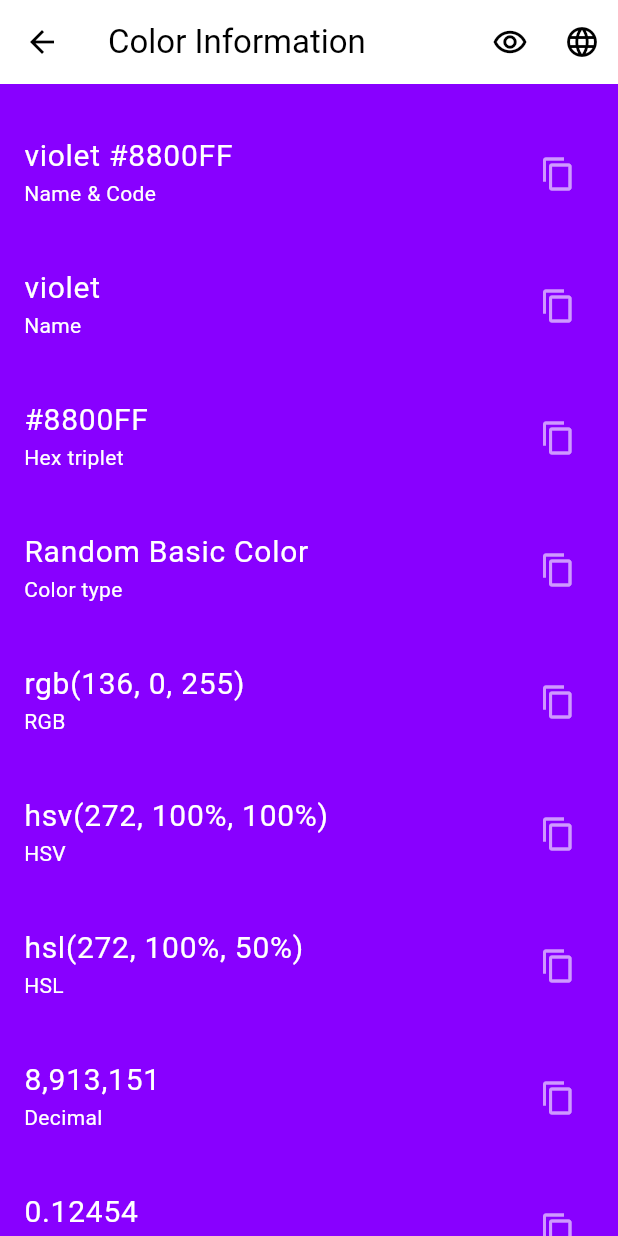
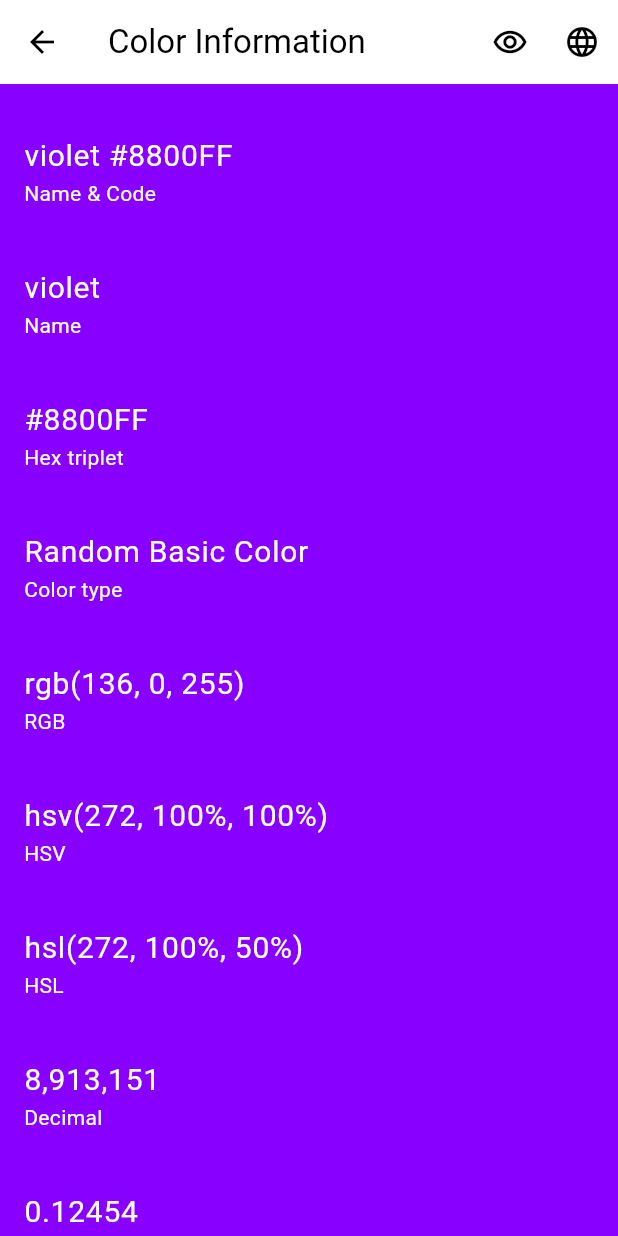
Before and after one commit to tecdrop/color_hap, a Flutter app: the screen it shows after launch, after a tap on the "favorite outline" icon, after a tap on the "info outline" icon, on a phone screen of 412 x 824 dp. Run offline on Flutter 3.47's test engine with Material 3 defaults, Android fonts, the phone set to English and light mode, and no system bars; our stand-ins replace go_router, shared_preferences; missing offline and left inert: flutter_randomcolor.

Commit message:
Start to improve & simplify the Color Info Screen

```diff
--- a/lib/screens/color_info_screen.dart
+++ b/lib/screens/color_info_screen.dart
@@ -11,6 +11,7 @@ import '../common/ui_strings.dart' as strings;
 import '../models/random_color.dart';
 import '../utils/utils.dart' as utils;
 import '../widgets/color_info_list.dart';
+import '../utils/color_utils.dart' as color_utils;
 
 /// The Color Info screen.
 ///
@@ -51,14 +52,31 @@ class ColorInfoScreen extends StatelessWidget {
 
   @override
   Widget build(BuildContext context) {
+    final Color color = randomColor.color;
+    final List<({String key, String value})> infos = [
+      if (randomColor.name != null) ...[
+        (key: strings.colorTitleInfo, value: randomColor.title),
+        (key: strings.colorNameInfo, value: randomColor.name!)
+      ],
+      (key: strings.hexInfo, value: color_utils.toHexString(color)),
+      (key: strings.colorTypeInfo, value: strings.colorType[randomColor.type]!),
+      (key: strings.rgbInfo, value: color_utils.toRGBString(color)),
+      (key: strings.hsvInfo, value: color_utils.toHSVString(color)),
+      (key: strings.hslInfo, value: color_utils.toHSLString(color)),
+      (key: strings.decimalInfo, value: color_utils.toDecimalString(color)),
+      (key: strings.luminanceInfo, value: color_utils.luminanceString(color)),
+      (key: strings.brightnessInfo, value: color_utils.brightnessString(color)),
+    ];
+
     return Scaffold(
-      backgroundColor: randomColor.color,
+      backgroundColor: color,
       appBar: _AppBar(
         title: const Text(strings.colorInfoScreenTitle),
         onAction: (action) => _onAppBarAction(context, action),
       ),
       body: ColorInfoList(
         randomColor: randomColor,
+        infos: infos,
         onCopyPressed: (key, value) => onItemCopyPressed(context, key, value),
       ),
     );
--- a/lib/widgets/color_info_list.dart
+++ b/lib/widgets/color_info_list.dart
@@ -10,64 +10,222 @@ import '../models/random_color.dart';
 import '../utils/color_utils.dart' as color_utils;
 
 /// A list view of color information items.
-class ColorInfoList extends StatelessWidget {
+class ColorInfoList extends StatefulWidget {
   /// Creates a new [ColorInfoList] instance.
   const ColorInfoList({
     super.key,
     required this.randomColor,
+    required this.infos,
     this.onCopyPressed,
   });
 
   /// The random color whose information is displayed in the list.
   final RandomColor randomColor;
 
+  final List<({String key, String value})> infos;
+
   /// A callback function that is called when the copy button of an info item is pressed.
   final Function(String key, String value)? onCopyPressed;
 
   @override
+  State<ColorInfoList> createState() => _ColorInfoListState();
+}
+
+class _ColorInfoListState extends State<ColorInfoList> {
+  int _selectedInfoIndex = 0;
+
+  late final List<FocusNode> _focusNodes;
+
+  @override
+  void initState() {
+    super.initState();
+    _focusNodes = List.generate(widget.infos.length, (_) => FocusNode());
+  }
+
+  @override
   Widget build(BuildContext context) {
-    final Color color = randomColor.color;
+    final Color color = widget.randomColor.color;
+    final Color contrastColor = color_utils.contrastColor(color);
     final double width = MediaQuery.of(context).size.width;
 
     return ListTileTheme(
-      textColor: color_utils.contrastColor(color),
-      iconColor: color_utils.contrastIconColor(randomColor.color),
-      child: ListView(
-        // Use padding to constrain the width of the list view so it looks ok on large screens
+      textColor: contrastColor,
+      iconColor: contrastColor,
+      selectedTileColor: contrastColor.withAlpha(50),
+      selectedColor: contrastColor,
+
+      child: ListView.builder(
         padding: EdgeInsets.symmetric(
           horizontal: max(0, (width - 800) / 2),
           vertical: 16.0,
         ),
+        itemCount: widget.infos.length,
+        itemBuilder: (BuildContext context, int index) {
+          final info = widget.infos[index];
+          return _ColorInfoItem(
+            color: color,
+            infoKey: info.key,
+            infoValue: info.value,
+            isSelected: _selectedInfoIndex == index,
+            focusNode: _focusNodes[index],
+            onSelected: () {
+              setState(() {
+                _selectedInfoIndex = index;
+              });
+            },
+            onCopyPressed: () => widget.onCopyPressed?.call(info.key, info.value),
+            onSharePressed: () => widget.onCopyPressed?.call(info.key, info.value),
+            onFocused: () => setState(() {}),
+          );
+        },
+      ),
+      // iconColor: color_utils.contrastIconColor(randomColor.color),
+      // child: ListView(
+      //   // Use padding to constrain the width of the list view so it looks ok on large screens
+      //   padding: EdgeInsets.symmetric(
+      //     horizontal: max(0, (width - 800) / 2),
+      //     vertical: 16.0,
+      //   ),
 
-        children: <Widget>[
-          // Add the color information list items
-          if (randomColor.name != null) ...[
-            _buildInfoItem(strings.colorTitleInfo, randomColor.title),
-            _buildInfoItem(strings.colorNameInfo, randomColor.name!),
-          ],
-          _buildInfoItem(strings.hexInfo, color_utils.toHexString(color)),
-          _buildInfoItem(strings.colorTypeInfo, strings.colorType[randomColor.type]!),
-          _buildInfoItem(strings.rgbInfo, color_utils.toRGBString(color)),
-          _buildInfoItem(strings.hsvInfo, color_utils.toHSVString(color)),
-          _buildInfoItem(strings.hslInfo, color_utils.toHSLString(color)),
-          _buildInfoItem(strings.decimalInfo, color_utils.toDecimalString(color)),
-          _buildInfoItem(strings.luminanceInfo, color_utils.luminanceString(color)),
-          _buildInfoItem(strings.brightnessInfo, color_utils.brightnessString(color)),
-        ],
-      ),
+      //   children: <Widget>[
+      //     // Add the color information list items
+      //     if (widget.randomColor.name != null) ...[
+      //       _buildInfoItem(0, strings.colorTitleInfo, widget.randomColor.title),
+      //       _buildInfoItem(1, strings.colorNameInfo, widget.randomColor.name!),
+      //     ],
+      //     _buildInfoItem(2, strings.hexInfo, color_utils.toHexString(color)),
+      //     _buildInfoItem(3, strings.colorTypeInfo, strings.colorType[widget.randomColor.type]!),
+      //     _buildInfoItem(4, strings.rgbInfo, color_utils.toRGBString(color)),
+      //     _buildInfoItem(5, strings.hsvInfo, color_utils.toHSVString(color)),
+      //     _buildInfoItem(6, strings.hslInfo, color_utils.toHSLString(color)),
+      //     _buildInfoItem(7, strings.decimalInfo, color_utils.toDecimalString(color)),
+      //     _buildInfoItem(8, strings.luminanceInfo, color_utils.luminanceString(color)),
+      //     _buildInfoItem(9, strings.brightnessInfo, color_utils.brightnessString(color)),
+      //   ],
+      // ),
     );
   }
 
-  /// Returns a color information list tile with the given [key] and [value].
-  Widget _buildInfoItem(String key, String value) {
+  // /// Returns a color information list tile with the given [key] and [value].
+  // Widget _buildInfoItem(int index, String key, String value) {
+  //   return ListTile(
+  //     onFocusChange: (hasFocus) {
+  //       if (hasFocus) {
+  //         setState(() {
+  //           selectedInfoIndex = index;
+  //         });
+  //       }
+  //     },
+  //     onTap: () {
+  //       setState(() {
+  //         selectedInfoIndex = index;
+  //       });
+  //     },
+  //     tileColor: selectedInfoIndex == index ? Colors.grey[300] : null,
+  //     contentPadding: const EdgeInsets.symmetric(horizontal: 16.0, vertical: 8.0),
+  //     title: Text(value, style: const TextStyle(fontSize: 20.0)),
+  //     subtitle: Text(key),
+  //     // trailing: IconButton(
+  //     //   icon: const Icon(Icons.content_copy_outlined),
+  //     //   onPressed: () => onCopyPressed?.call(key, value),
+  //     // ),
+  //     trailing: selectedInfoIndex == index
+  //         ? Row(
+  //             mainAxisSize: MainAxisSize.min,
+  //             children: <Widget>[
+  //               IconButton(
+  //                 icon: const Icon(Icons.content_copy_outlined),
+  //                 onPressed: () => widget.onCopyPressed?.call(key, value),
+  //               ),
+  //               IconButton(
+  //                 icon: const Icon(Icons.share_outlined),
+  //                 onPressed: () => widget.onCopyPressed?.call(key, value),
+  //               ),
+  //             ],
+  //           )
+  //         : null,
+  //   );
+  // }
+}
+
+class _ColorInfoItem extends StatelessWidget {
+  const _ColorInfoItem({
+    super.key, // ignore: unused_element
+    required this.color,
+    required this.infoKey,
+    required this.infoValue,
+    this.isSelected = false,
+    required this.focusNode,
+    this.onSelected,
+    this.onCopyPressed,
+    this.onSharePressed,
+    this.onFocused,
+  });
+
+  final Color color;
+
+  final String infoKey;
+
+  final String infoValue;
+
+  final bool isSelected;
+
+  final FocusNode focusNode;
+
+  final Function()? onSelected;
+
+  final Function()? onCopyPressed;
+
+  final Function()? onSharePressed;
+
+  final Function()? onFocused;
+
+  @override
+  Widget build(BuildContext context) {
+    final Color contrastColor = color_utils.contrastColor(color);
+
     return ListTile(
+      focusNode: focusNode,
       contentPadding: const EdgeInsets.symmetric(horizontal: 16.0, vertical: 8.0),
-      title: Text(value, style: const TextStyle(fontSize: 20.0)),
-      subtitle: Text(key),
-      trailing: IconButton(
-        icon: const Icon(Icons.content_copy_outlined),
-        onPressed: () => onCopyPressed?.call(key, value),
-      ),
+      // tileColor: isSelected ? contrastColor.withAlpha(50) : null,
+      // selected: isSelected,
+      focusColor: contrastColor.withAlpha(25),
+
+      title: Text(infoValue, style: const TextStyle(fontSize: 20.0)),
+      subtitle: Text(infoKey),
+      // trailing: isSelected
+      trailing: focusNode.hasPrimaryFocus
+          ? Row(
+              mainAxisSize: MainAxisSize.min,
+              children: <Widget>[
+                IconButton(
+                  icon: const Icon(Icons.content_copy_outlined),
+                  onPressed: onCopyPressed,
+                ),
+                IconButton(
+                  icon: const Icon(Icons.share_outlined),
+                  onPressed: onSharePressed,
+                ),
+              ],
+            )
+          : null,
+      // onFocusChange: (bool hasFocus) => hasFocus ? onSelected?.call() : null,
+      // onFocusChange: (bool hasFocus) {
+      //   if (hasFocus) {
+      //     onFocused?.call();
+      //   }
+      // },
+      onFocusChange: (bool hasFocus) {
+        onFocused?.call();
+      },
+      // onTap: onSelected,
+      onTap: () => focusNode.requestFocus(),
+
+      // onTap: () {
+      //   focusNode.requestFocus();
+
+      //   onSelected?.call();
+      // },
     );
   }
 }
```
